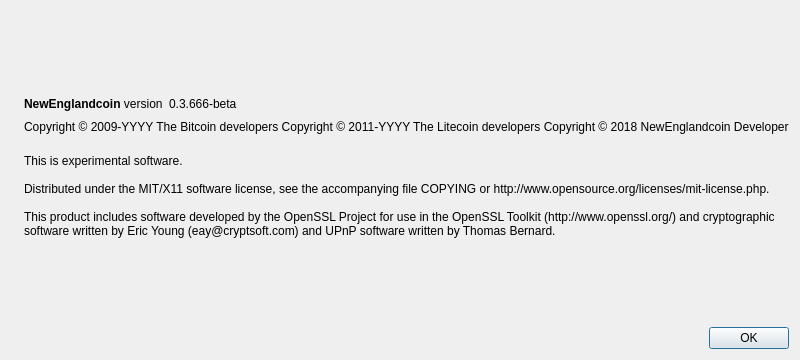
Above: src/qt/forms/aboutdialog.ui from ShorelineCrypto/nengcoin before the change. Below: the same form after it.
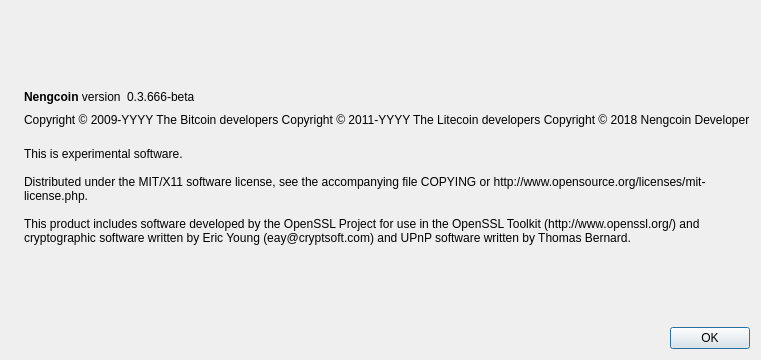
That is the form after the change. Icons and pictures are not drawn.

```diff
--- a/src/qt/forms/aboutdialog.ui
+++ b/src/qt/forms/aboutdialog.ui
@@ -50,7 +50,7 @@
           <cursorShape>IBeamCursor</cursorShape>
          </property>
          <property name="text">
-          <string>&lt;b&gt;NewEnglandcoin&lt;/b&gt; version</string>
+          <string>&lt;b&gt;Nengcoin&lt;/b&gt; version</string>
          </property>
          <property name="textInteractionFlags">
           <set>Qt::LinksAccessibleByMouse|Qt::TextSelectableByKeyboard|Qt::TextSelectableByMouse</set>
@@ -93,7 +93,7 @@
        <property name="text">
         <string notr="true">Copyright &amp;copy; 2009-YYYY The Bitcoin developers
 Copyright &amp;copy; 2011-YYYY The Litecoin developers
-Copyright &amp;copy; 2018 NewEnglandcoin Developer</string>
+Copyright &amp;copy; 2018 Nengcoin Developer</string>
        </property>
        <property name="textFormat">
         <enum>Qt::RichText</enum>
```
Left out of the diff: 2 changed lines with no effect on the pictures.
